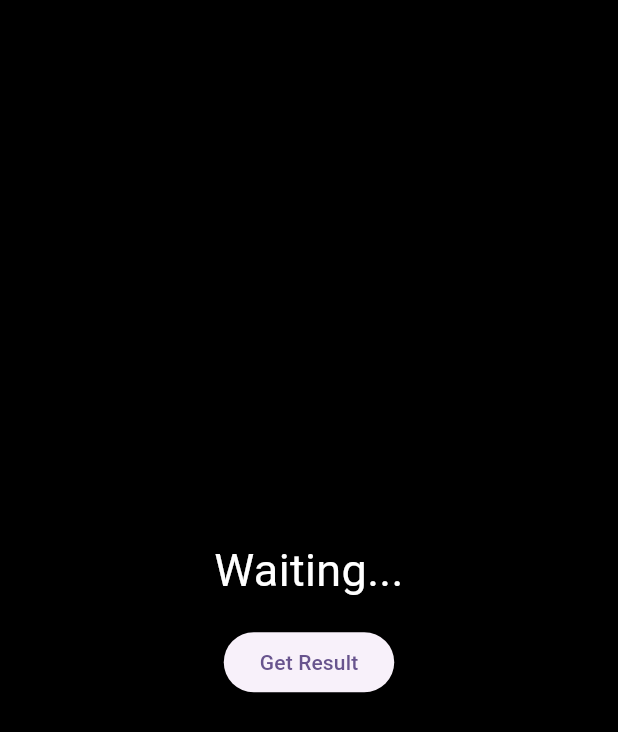
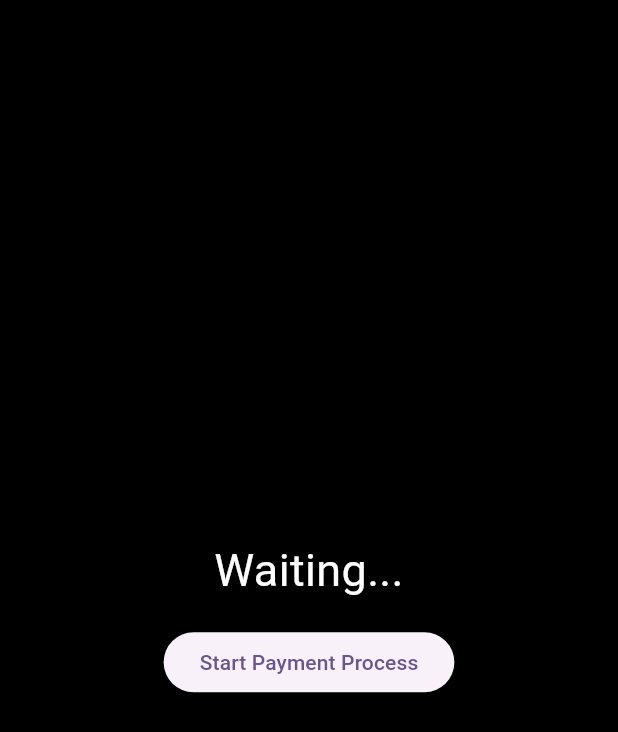
Before and after one commit to joeariasc/stripe_test, a Flutter app: the screen it shows after launch, on a phone screen of 412 x 824 dp. Shown: the top 732 px of the screen. Run offline on Flutter 3.47's test engine with Material 3 defaults, Android fonts, the phone set to English and light mode, and no system bars; our stand-ins replace flutter_dotenv.

Commit message:
adding flutter_dotenv library to store the stripe publishable key used by the mobile app, passing the key to the native app

```diff
--- a/lib/main.dart
+++ b/lib/main.dart
@@ -1,8 +1,10 @@
 import 'package:flutter/foundation.dart';
 import 'package:flutter/material.dart';
 import 'package:flutter/services.dart';
+import 'package:flutter_dotenv/flutter_dotenv.dart';
 
-void main() {
+Future<void> main() async {
+  await dotenv.load(fileName: ".env");
   runApp(const MyApp());
 }
 
@@ -33,7 +35,6 @@ class MyHomePage extends StatefulWidget {
 }
 
 class _MyHomePageState extends State<MyHomePage> {
-
   static const MethodChannel _channel = MethodChannel('co.wawand/stripe');
   String _result = "Waiting...";
 
@@ -49,13 +50,17 @@ class _MyHomePageState extends State<MyHomePage> {
               Text(
                 _result,
                 textAlign: TextAlign.center,
-              style: const TextStyle(fontSize: 30, color: Colors.white,),
+                style: const TextStyle(
+                  fontSize: 30,
+                  color: Colors.white,
                 ),
-              const SizedBox(height: 16,),
+              ),
+              const SizedBox(
+                height: 16,
+              ),
               ElevatedButton(
                   onPressed: initialize,
-                child: const Text('Get Result')
-                )
+                  child: const Text('Start Payment Process'))
             ],
           ),
         ),
@@ -63,7 +68,9 @@ class _MyHomePageState extends State<MyHomePage> {
 
   Future<void> initialize() async {
     try {
-      final arguments = {'name': 'Joe Arias'};
+      final arguments = {
+        'stripePublishableKey': dotenv.env['DEFAULT_PUBLISHABLE_KEY']
+      };
       final String newResult = await _channel.invokeMethod('test', arguments);
       setState(() => _result = newResult);
     } on PlatformException catch (e) {
--- a/pubspec.yaml
+++ b/pubspec.yaml
@@ -35,6 +35,7 @@ dependencies:
   # The following adds the Cupertino Icons font to your application.
   # Use with the CupertinoIcons class for iOS style icons.
   cupertino_icons: ^1.0.2
+  flutter_dotenv: ^5.1.0
 
 dev_dependencies:
   flutter_test:
@@ -59,7 +60,8 @@ flutter:
   uses-material-design: true
 
   # To add assets to your application, add an assets section, like this:
-  # assets:
+  assets:
+  - .env
   #   - images/a_dot_burr.jpeg
   #   - images/a_dot_ham.jpeg
 
```
Also changed, not shown: 1 other file. Lines whose indentation alone changed are shown as unchanged.
